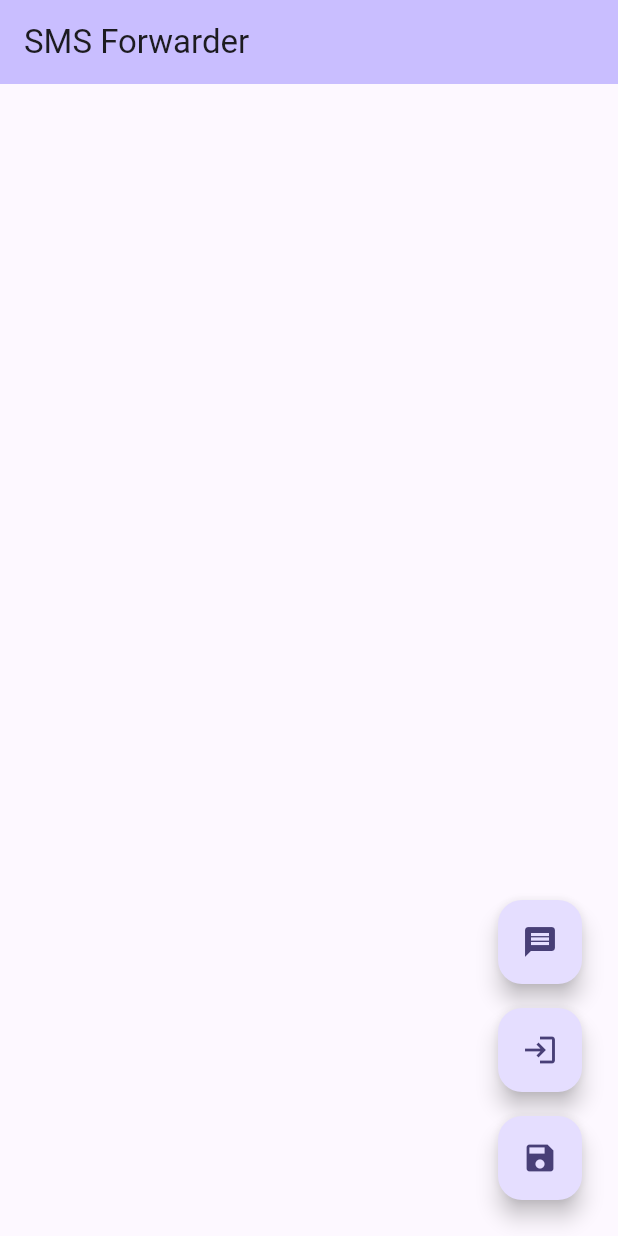
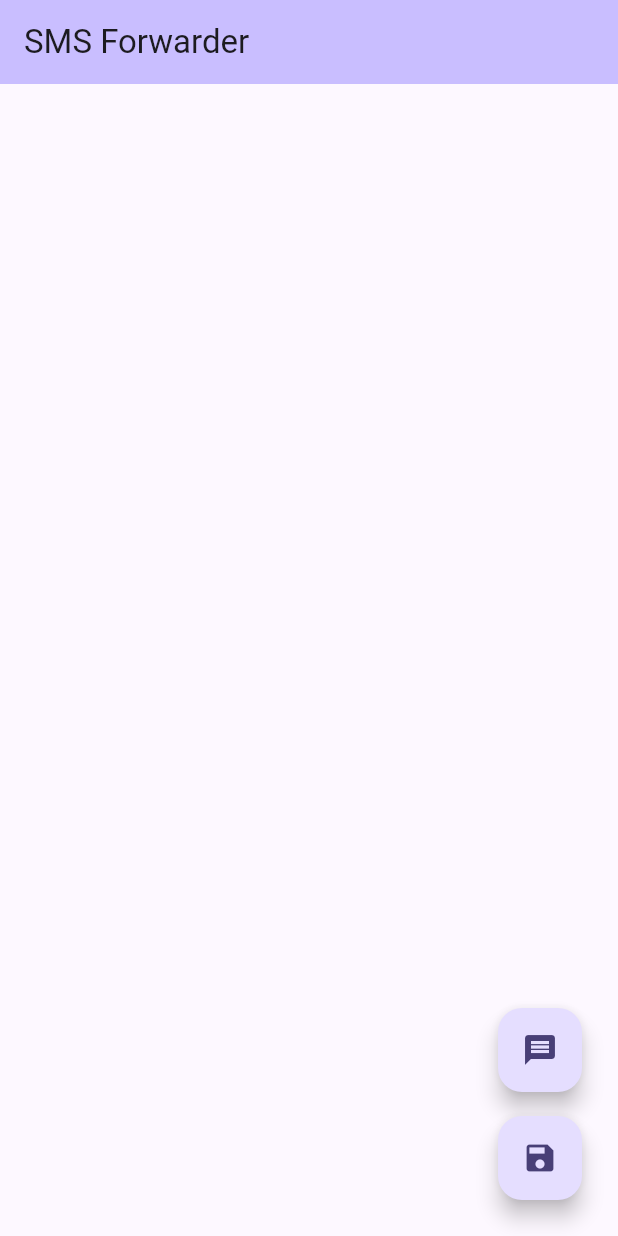
Before and after one commit to aritram1/flutter-expense-manager, a Flutter app: the screen it shows after launch, after a tap on the "message" icon, on a phone screen of 412 x 824 dp. Run offline on Flutter 3.47's test engine with Material 2 defaults, Android fonts, the phone set to English and light mode, and no system bars; our stand-ins replace permission_handler; missing offline and left inert: flutter_sms_inbox.

Commit message:
dev changes

```diff
--- a/lib/main.dart
+++ b/lib/main.dart
@@ -163,13 +163,13 @@ class _MyHomePageState extends State<MyHomePage> {
               child: const Icon(Icons.message),
             )
           ),
-          Padding(
-            padding: const EdgeInsets.all(8.0),
-            child: FloatingActionButton(
-              onPressed: handleLoginToSFButtonPress,
-              child: const Icon(Icons.login),
-            ),
-          ),
+          // Padding(
+          //   padding: const EdgeInsets.all(8.0),
+          //   child: FloatingActionButton(
+          //     onPressed: handleLoginToSFButtonPress,
+          //     child: const Icon(Icons.login),
+          //   ),
+          // ),
           Padding(
             padding: const EdgeInsets.all(8.0),
             child: FloatingActionButton(
--- a/lib/util/message_util.dart
+++ b/lib/util/message_util.dart
@@ -19,7 +19,7 @@ class MessageUtil {
           SmsQueryKind.inbox, //SmsQueryKind.sent, //SmsMessageKind.draft
         ],
         // raddress: sender, //'+254712345789'
-        count: (count > 0 ? count : CONST_DEFAULT_MESSAGE_COUNT),
+        // count: (count > 0 ? count : CONST_DEFAULT_MESSAGE_COUNT),
       );
     }
     else {
--- a/lib/util/salesforce_util.dart
+++ b/lib/util/salesforce_util.dart
@@ -20,7 +20,7 @@ class SalesforceUtil {
   String instanceUrl = '';
   String token = '';
   DateTime? tokenExpiresAt;
-  List<SmsMessage> messages = [];
+  List<SmsMessage> allMessages = [];
 
   // final String authUrl = 'https://login.salesforce.com/services/oauth2/token?client_id=3MVG9wt4IL4O5wvIBCa0yrhLb82rC8GGk03G2F26xbcntt9nq1JXS75mWYnnuS2rxwlghyQczUFgX4whptQeT&client_secret=3E0A6C0002E99716BD15C7C35F005FFFB716B8AA2DE28FBD49220EC238B2FFC7&grant_type=password&username=aritram1@gmail.com.financeplanner&password=financeplanner123W8oC4taee0H2GzxVbAqfVB14';
 
@@ -60,12 +60,22 @@ class SalesforceUtil {
   ///////////////////////////////Save To Salesforce////////////////////////////////////
   /////////////////////////////////////////////////////////////////////////////////////
   Future<String> saveToSalesForce(String sender, int count) async {
+    allMessages.clear();
+    allMessages = await MessageUtil().getMessages(sender, count); // '' = get all messages
+    for(List<SmsMessage> sms in allMessages){
+      saveToSalesForceEach(sender, count);
+    }
+  }
+  /////////////////////////////////////////////////////////////////////////////////////
+  ///////////////////////////////Save To Salesforce////////////////////////////////////
+  /////////////////////////////////////////////////////////////////////////////////////
+  Future<String> saveToSalesForceEach(String sender, int count, List<SmsMessage> messages) async {
 
     String sfResponse = '';
 
     // Generate the token and retrieve the messages if not already done
     if(token == '' || instanceUrl == '') await loginToSalesforce();
-    if(messages.isEmpty) messages = await MessageUtil().getMessages(sender, count); // '' = get all messages
+
     print('Messages are now retrieved. All messages => ${messages.length}');
 
     final Map<String, String> headers = {
```
